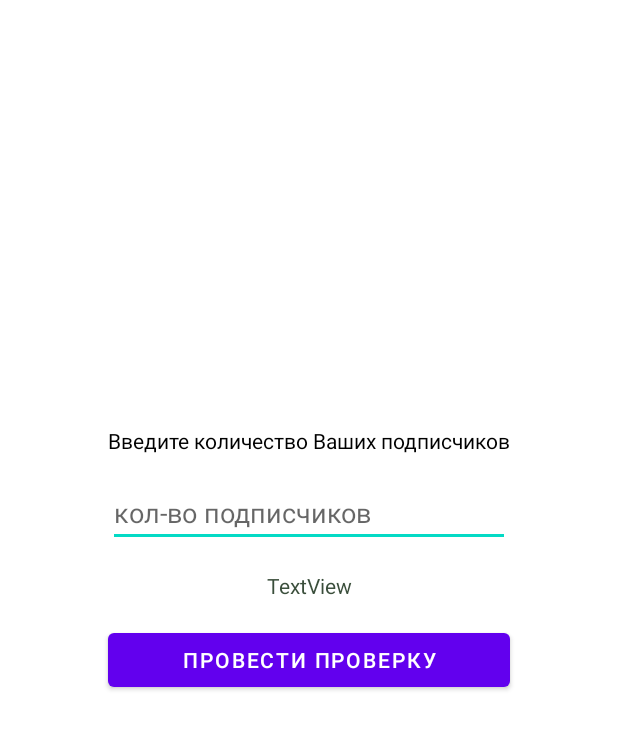
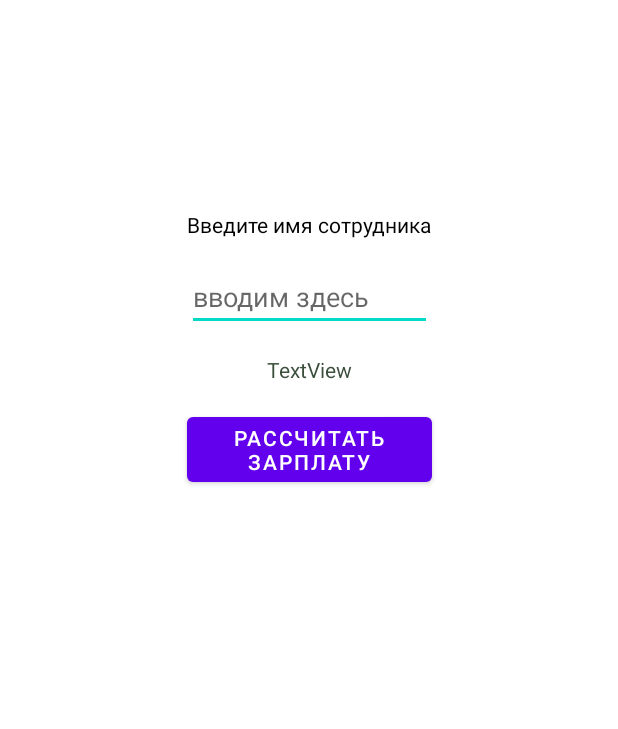
Before and after one commit to gemansipator/KotlinAndAndroidNECO, an Android app: the layout activity_main.xml on its own in the app's theme, with its tools: preview values and no code run, on a phone screen of 412 x 824 dp. Shown: the top 729 px of the screen. Run offline under Robolectric (Android 15) with nearby library versions, the phone set to English and light mode, and no system bars.

Commit message:
Урок 11 домашнее задание
class MainActivity : AppCompatActivity() {
    lateinit var bindingClass : ActivityMainBinding  //название может быть любое. Не только bindingClass. Binding превратил activity_main
    override fun onCreate(s: Bundle?) {
        super.onCreate(s)
        bindingClass = ActivityMainBinding.inflate(layoutInflater) //Надувает класс/ делает активным и готовым для рисования , иннициализирует, заносит в память
        setContentView(bindingClass.root)                          // ПЕРЕДАЕТСЯ ИЗ bidingClass в класс MainActivity через ее функцию setContentView на
        //class MainActivity чтобы соединить с class MainActivity. Теперь это работает в class MainActivity. Пишем .root чтобы охватывало всЁ что есть
        //  в ConstrainLayout
        bindingClass.btResult.setOnClickListener {
            val ivan = "Ivan"
            val egor = "Egor"
            val resultValue = bindingClass.edValue.text.toString()
            when(resultValue){
                ivan -> {
                    bindingClass.tvResult.visibility = View.VISIBLE
                    bindingClass.tvResult.text = "1000000"
                }
                egor -> {
                    bindingClass.tvResult.visibility = View.VISIBLE
                    bindingClass.tvResult.text = "3453453453435"
                }
                else ->{
                    bindingClass.tvResult.visibility = View.VISIBLE
                    bindingClass.tvResult.text = "Такого сотрудника нет"
                }
            }
        }
    }
}

```diff
--- a/app/src/main/res/layout/activity_main.xml
+++ b/app/src/main/res/layout/activity_main.xml
@@ -11,8 +11,8 @@
         android:id="@+id/textView"
         android:layout_width="wrap_content"
         android:layout_height="wrap_content"
-        android:layout_marginTop="284dp"
-        android:text="Введите количество Ваших подписчиков"
+        android:layout_marginTop="140dp"
+        android:text="Введите имя сотрудника"
         android:textColor="@color/black"
         app:layout_constraintEnd_toEndOf="parent"
         app:layout_constraintStart_toStartOf="parent"
@@ -24,8 +24,8 @@
         android:layout_height="wrap_content"
         android:layout_marginTop="16dp"
         android:ems="10"
-        android:hint="кол-во подписчиков"
-        android:inputType="number"
+        android:hint="вводим здесь"
+        android:inputType="text"
         app:layout_constraintEnd_toEndOf="@+id/textView"
         app:layout_constraintStart_toStartOf="@+id/textView"
         app:layout_constraintTop_toBottomOf="@+id/textView" />
@@ -49,7 +49,7 @@
         android:layout_width="0dp"
         android:layout_height="wrap_content"
         android:layout_marginTop="16dp"
-        android:text="Провести проверку"
+        android:text="Рассчитать зарплату"
         app:layout_constraintEnd_toEndOf="@+id/edValue"
         app:layout_constraintStart_toStartOf="@+id/edValue"
         app:layout_constraintTop_toBottomOf="@+id/tvResult" />
```
Also changed, not shown: app/src/main/java/app/fandroid/kotlinandandroidneco/MainActivity.kt (+8 -19 lines).
